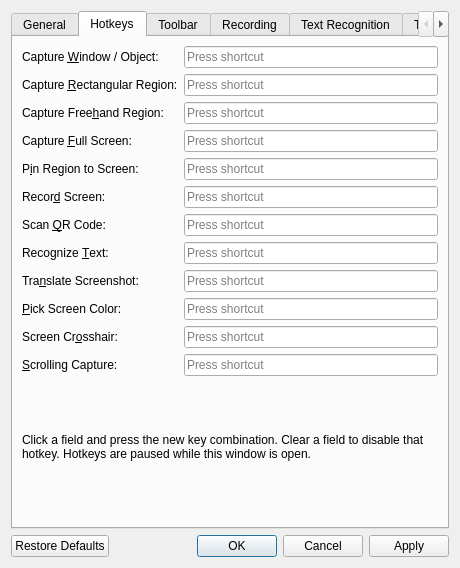
Above: src/settings/SettingsDialog.ui from ChickenSeller/glimpse before the change. Below: the same form after it.
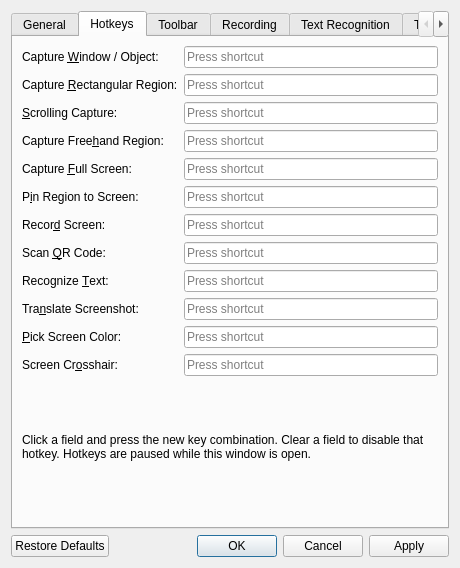
That is the form after the change. The open tabs and pages were chosen to show the change. Custom widgets are drawn as their Qt base class.

Commit message:
Offer scrolling capture, after region capture
Its icon is now a page with arrows, for the whole page it captures.

```diff
--- a/src/settings/SettingsDialog.ui
+++ b/src/settings/SettingsDialog.ui
@@ -323,6 +323,19 @@
           <widget class="HotkeyEdit" name="regionHotkeyEdit"/>
          </item>
          <item row="2" column="0">
+          <widget class="QLabel" name="scrollHotkeyLabel">
+           <property name="text">
+            <string>&amp;Scrolling Capture:</string>
+           </property>
+           <property name="buddy">
+            <cstring>scrollHotkeyEdit</cstring>
+           </property>
+          </widget>
+         </item>
+         <item row="2" column="1">
+          <widget class="HotkeyEdit" name="scrollHotkeyEdit"/>
+         </item>
+         <item row="3" column="0">
           <widget class="QLabel" name="freehandHotkeyLabel">
            <property name="text">
             <string>Capture Free&amp;hand Region:</string>
@@ -332,10 +345,10 @@
            </property>
           </widget>
          </item>
-         <item row="2" column="1">
+         <item row="3" column="1">
           <widget class="HotkeyEdit" name="freehandHotkeyEdit"/>
          </item>
-         <item row="3" column="0">
+         <item row="4" column="0">
           <widget class="QLabel" name="fullScreenHotkeyLabel">
            <property name="text">
             <string>Capture &amp;Full Screen:</string>
@@ -345,10 +358,10 @@
            </property>
           </widget>
          </item>
-         <item row="3" column="1">
+         <item row="4" column="1">
           <widget class="HotkeyEdit" name="fullScreenHotkeyEdit"/>
          </item>
-         <item row="4" column="0">
+         <item row="5" column="0">
           <widget class="QLabel" name="pinHotkeyLabel">
            <property name="text">
             <string>P&amp;in Region to Screen:</string>
@@ -358,10 +371,10 @@
            </property>
           </widget>
          </item>
-         <item row="4" column="1">
+         <item row="5" column="1">
           <widget class="HotkeyEdit" name="pinHotkeyEdit"/>
          </item>
-         <item row="5" column="0">
+         <item row="6" column="0">
           <widget class="QLabel" name="recordHotkeyLabel">
            <property name="text">
             <string>Recor&amp;d Screen:</string>
@@ -371,10 +384,10 @@
            </property>
           </widget>
          </item>
-         <item row="5" column="1">
+         <item row="6" column="1">
           <widget class="HotkeyEdit" name="recordHotkeyEdit"/>
          </item>
-         <item row="6" column="0">
+         <item row="7" column="0">
           <widget class="QLabel" name="qrHotkeyLabel">
            <property name="text">
             <string>Scan &amp;QR Code:</string>
@@ -384,10 +397,10 @@
            </property>
           </widget>
          </item>
-         <item row="6" column="1">
+         <item row="7" column="1">
           <widget class="HotkeyEdit" name="qrHotkeyEdit"/>
          </item>
-         <item row="7" column="0">
+         <item row="8" column="0">
           <widget class="QLabel" name="ocrHotkeyLabel">
            <property name="text">
             <string>Recognize &amp;Text:</string>
@@ -397,10 +410,10 @@
            </property>
           </widget>
          </item>
-         <item row="7" column="1">
+         <item row="8" column="1">
           <widget class="HotkeyEdit" name="ocrHotkeyEdit"/>
          </item>
-         <item row="8" column="0">
+         <item row="9" column="0">
           <widget class="QLabel" name="translateHotkeyLabel">
            <property name="text">
             <string>Tra&amp;nslate Screenshot:</string>
@@ -410,10 +423,10 @@
            </property>
           </widget>
          </item>
-         <item row="8" column="1">
+         <item row="9" column="1">
           <widget class="HotkeyEdit" name="translateHotkeyEdit"/>
          </item>
-         <item row="9" column="0">
+         <item row="10" column="0">
           <widget class="QLabel" name="colorHotkeyLabel">
            <property name="text">
             <string>&amp;Pick Screen Color:</string>
@@ -423,10 +436,10 @@
            </property>
           </widget>
          </item>
-         <item row="9" column="1">
+         <item row="10" column="1">
           <widget class="HotkeyEdit" name="colorHotkeyEdit"/>
          </item>
-         <item row="10" column="0">
+         <item row="11" column="0">
           <widget class="QLabel" name="crosshairHotkeyLabel">
            <property name="text">
             <string>Screen Cr&amp;osshair:</string>
@@ -436,21 +449,8 @@
            </property>
           </widget>
          </item>
-         <item row="10" column="1">
-          <widget class="HotkeyEdit" name="crosshairHotkeyEdit"/>
-         </item>
-         <item row="11" column="0">
-          <widget class="QLabel" name="scrollHotkeyLabel">
-           <property name="text">
-            <string>&amp;Scrolling Capture:</string>
-           </property>
-           <property name="buddy">
-            <cstring>scrollHotkeyEdit</cstring>
-           </property>
-          </widget>
-         </item>
          <item row="11" column="1">
-          <widget class="HotkeyEdit" name="scrollHotkeyEdit"/>
+          <widget class="HotkeyEdit" name="crosshairHotkeyEdit"/>
          </item>
         </layout>
        </item>
```
The commit also changes 7 other files.
